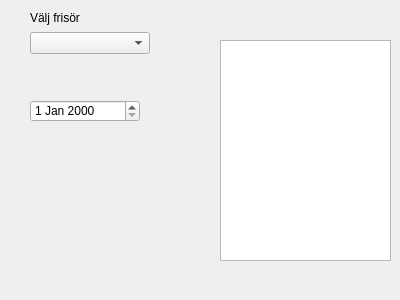
This is booktime.ui in adinaknutsson/BookingSystem as Qt 5 draws it before an edit. The edited form follows.
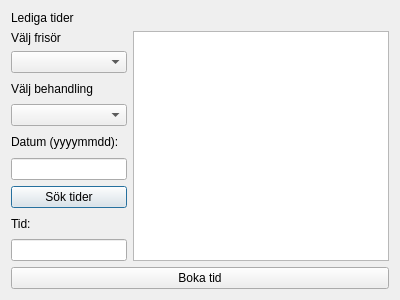
This is the edited form.

Diff of the .ui file:
```diff
--- a/booktime.ui
+++ b/booktime.ui
@@ -13,35 +13,21 @@
   <property name="windowTitle">
    <string>Dialog</string>
   </property>
-  <widget class="QTextBrowser" name="textBrowser">
-   <property name="geometry">
-    <rect>
-     <x>220</x>
-     <y>40</y>
-     <width>171</width>
-     <height>221</height>
-    </rect>
-   </property>
-  </widget>
-  <widget class="QDateEdit" name="dateEdit">
-   <property name="geometry">
-    <rect>
-     <x>30</x>
-     <y>100</y>
-     <width>110</width>
-     <height>22</height>
-    </rect>
-   </property>
-  </widget>
-  <widget class="QWidget" name="layoutWidget">
-   <property name="geometry">
-    <rect>
-     <x>30</x>
-     <y>10</y>
-     <width>120</width>
-     <height>44</height>
-    </rect>
-   </property>
+  <layout class="QVBoxLayout" name="verticalLayout_4">
+   <item>
+    <widget class="QLabel" name="label_3">
+     <property name="text">
+      <string>Lediga tider</string>
+     </property>
+    </widget>
+   </item>
+   <item>
+    <layout class="QVBoxLayout" name="verticalLayout_3">
+     <item>
+      <layout class="QHBoxLayout" name="horizontalLayout">
+       <item>
+        <layout class="QVBoxLayout" name="verticalLayout_2">
+         <item>
    <layout class="QVBoxLayout" name="verticalLayout">
     <item>
      <widget class="QLabel" name="label">
@@ -54,7 +40,61 @@
      <widget class="QComboBox" name="comboBox"/>
     </item>
    </layout>
-  </widget>
+         </item>
+         <item>
+          <widget class="QLabel" name="label_5">
+           <property name="text">
+            <string>Välj behandling</string>
+           </property>
+          </widget>
+         </item>
+         <item>
+          <widget class="QComboBox" name="comboBox_2"/>
+         </item>
+         <item>
+          <widget class="QLabel" name="label_4">
+           <property name="text">
+            <string>Datum (yyyymmdd):</string>
+           </property>
+          </widget>
+         </item>
+         <item>
+          <widget class="QLineEdit" name="date"/>
+         </item>
+         <item>
+          <widget class="QPushButton" name="time">
+           <property name="text">
+            <string>Sök tider</string>
+           </property>
+          </widget>
+         </item>
+         <item>
+          <widget class="QLabel" name="label_2">
+           <property name="text">
+            <string>Tid:</string>
+           </property>
+          </widget>
+         </item>
+         <item>
+          <widget class="QLineEdit" name="time_2"/>
+         </item>
+        </layout>
+       </item>
+       <item>
+        <widget class="QTextBrowser" name="textBrowser"/>
+       </item>
+      </layout>
+     </item>
+     <item>
+      <widget class="QPushButton" name="pushButton">
+       <property name="text">
+        <string>Boka tid</string>
+       </property>
+      </widget>
+     </item>
+    </layout>
+   </item>
+  </layout>
  </widget>
  <resources/>
  <connections/>
```
Lines whose indentation alone changed are shown as unchanged.
